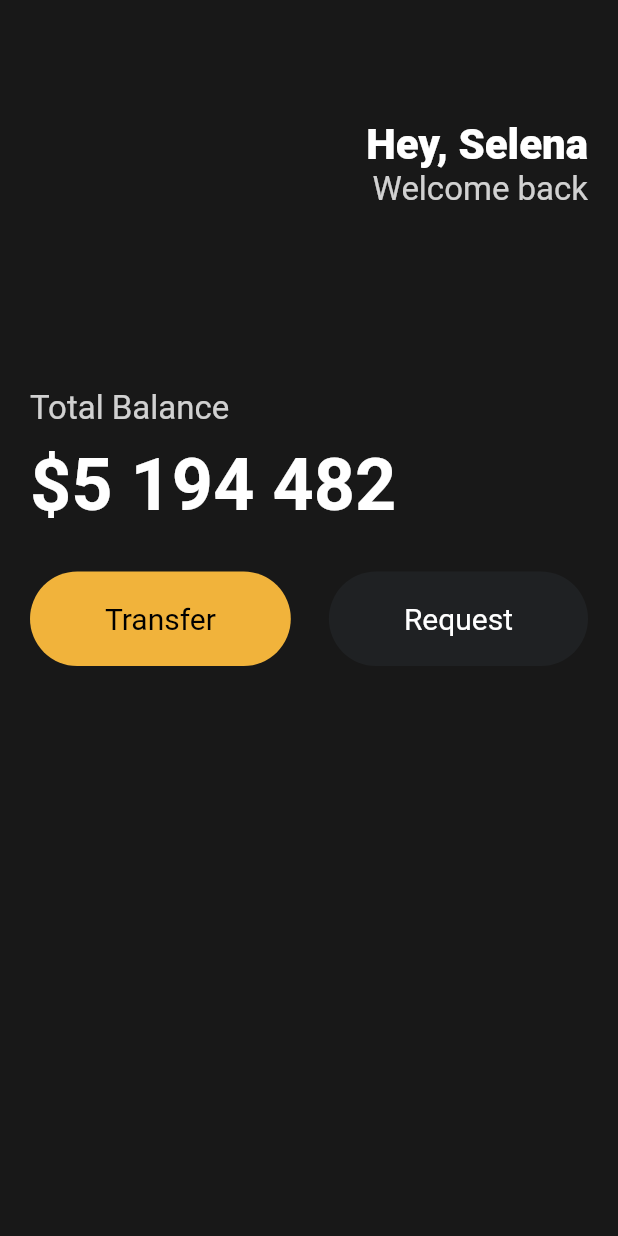
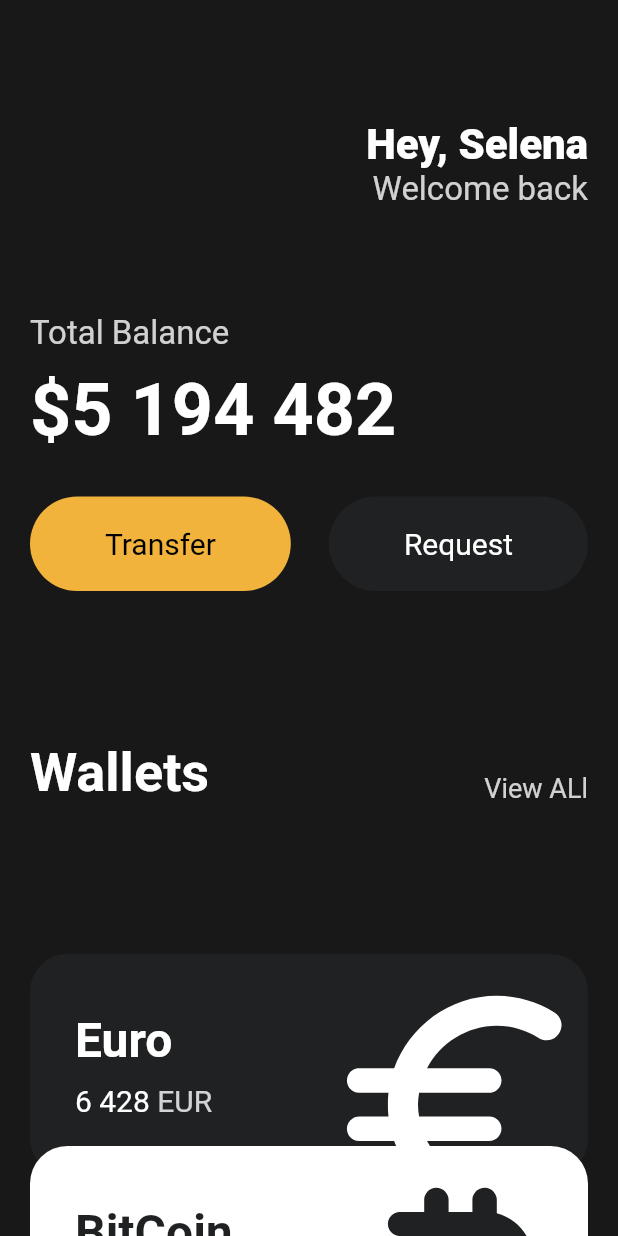
Before and after one commit to unbeatable-bot/Flutter-Practice, a Flutter app: the screen it shows after launch, on a phone screen of 412 x 824 dp. Run offline on Flutter 3.47's test engine with Material 2 defaults, Android fonts, the phone set to English and light mode, and no system bars.

Commit message:
3.9 card

```diff
--- a/lib/main.dart
+++ b/lib/main.dart
@@ -1,5 +1,6 @@
 import 'package:flutter/material.dart';
 import 'package:toonflix/widgets/button.dart';
+import 'package:toonflix/widgets/currency_card.dart';
 
 void main() {
   runApp(App());
@@ -11,7 +12,8 @@ class App extends StatelessWidget {
     return MaterialApp(
       home: Scaffold(
           backgroundColor: const Color(0xFF181818),
-          body: Padding(
+          body: SingleChildScrollView(
+            child: Padding(
               padding: const EdgeInsets.symmetric(
                 horizontal: 20,
               ),
@@ -47,7 +49,7 @@ class App extends StatelessWidget {
                     ],
                   ),
                   const SizedBox(
-                  height: 120,
+                    height: 70,
                   ),
                   const Text(
                     'Total Balance',
@@ -85,7 +87,60 @@ class App extends StatelessWidget {
                       )
                     ],
                   ),
+                  const SizedBox(
+                    height: 100,
+                  ),
+                  Row(
+                    crossAxisAlignment: CrossAxisAlignment.end,
+                    mainAxisAlignment: MainAxisAlignment.spaceBetween,
+                    children: [
+                      const Text('Wallets',
+                          style: TextStyle(
+                            color: Colors.white,
+                            fontSize: 36,
+                            fontWeight: FontWeight.w600,
+                          )),
+                      Text(
+                        'View ALl',
+                        style: TextStyle(
+                          color: Colors.white.withOpacity(0.8),
+                          fontSize: 18,
+                        ),
+                      ),
                     ],
+                  ),
+                  const SizedBox(
+                    height: 100,
+                  ),
+                  const CurrencyCard(
+                    name: 'Euro',
+                    code: 'EUR',
+                    amount: '6 428',
+                    icon: Icons.euro_rounded,
+                    isInverted: false,
+                  ),
+                  Transform.translate(
+                    offset: const Offset(0, -20),
+                    child: const CurrencyCard(
+                      name: 'BitCoin',
+                      code: 'BTC',
+                      amount: '9 785',
+                      icon: Icons.currency_bitcoin_rounded,
+                      isInverted: true,
+                    ),
+                  ),
+                  Transform.translate(
+                    offset: const Offset(0, -40),
+                    child: const CurrencyCard(
+                      name: 'Dollar',
+                      code: 'USD',
+                      amount: '428',
+                      icon: Icons.attach_money_outlined,
+                      isInverted: false,
+                    ),
+                  ),
+                ],
+              ),
             ),
           )),
     );
--- /dev/null
+++ b/lib/widgets/currency_card.dart
@@ -0,0 +1,84 @@
+import 'package:flutter/material.dart';
+
+class CurrencyCard extends StatelessWidget {
+  final String name, code, amount;
+  final IconData icon;
+  final bool isInverted;
+
+  final _blackColor = const Color(0xFF1F2123);
+  const CurrencyCard({
+    super.key,
+    required this.name,
+    required this.code,
+    required this.amount,
+    required this.icon,
+    required this.isInverted,
+  });
+
+  @override
+  Widget build(BuildContext context) {
+    return Container(
+      clipBehavior: Clip.hardEdge,
+      decoration: BoxDecoration(
+        color: isInverted ? Colors.white : _blackColor,
+        borderRadius: BorderRadius.circular(25),
+      ),
+      child: Padding(
+        padding: const EdgeInsets.all(30),
+        child: Row(
+          mainAxisAlignment: MainAxisAlignment.spaceBetween,
+          children: [
+            Column(
+              crossAxisAlignment: CrossAxisAlignment.start,
+              children: [
+                Text(
+                  name,
+                  style: TextStyle(
+                    color: isInverted ? _blackColor : Colors.white,
+                    fontSize: 32,
+                    fontWeight: FontWeight.w600,
+                  ),
+                ),
+                const SizedBox(
+                  height: 10,
+                ),
+                Row(
+                  children: [
+                    Text(amount,
+                        style: TextStyle(
+                          color: isInverted ? _blackColor : Colors.white,
+                          fontSize: 20,
+                        )),
+                    const SizedBox(
+                      width: 5,
+                    ),
+                    Text(
+                      code,
+                      style: TextStyle(
+                        color: isInverted
+                            ? _blackColor.withOpacity(0.8)
+                            : Colors.white.withOpacity(0.8),
+                        fontSize: 20,
+                      ),
+                    ),
+                  ],
+                ),
+              ],
+            ),
+            Transform.scale(
+              scale: 2.2,
+              child: Transform.translate(
+                offset: const Offset(-5, 12),
+                child: Icon(
+                  icon,
+                  color: isInverted ? _blackColor : Colors.white,
+                  size: 88,
+                ),
+              ),
+            )
+          ],
+        ),
+      ),
+    );
+  }
+}
```
Lines whose indentation alone changed are shown as unchanged.
